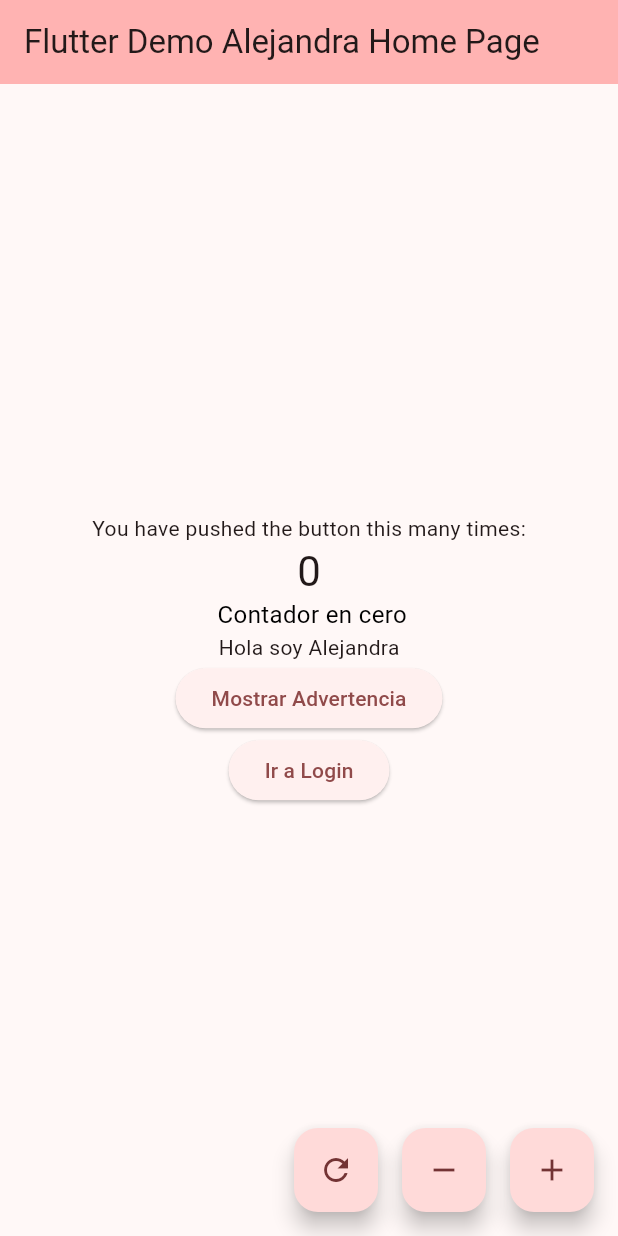
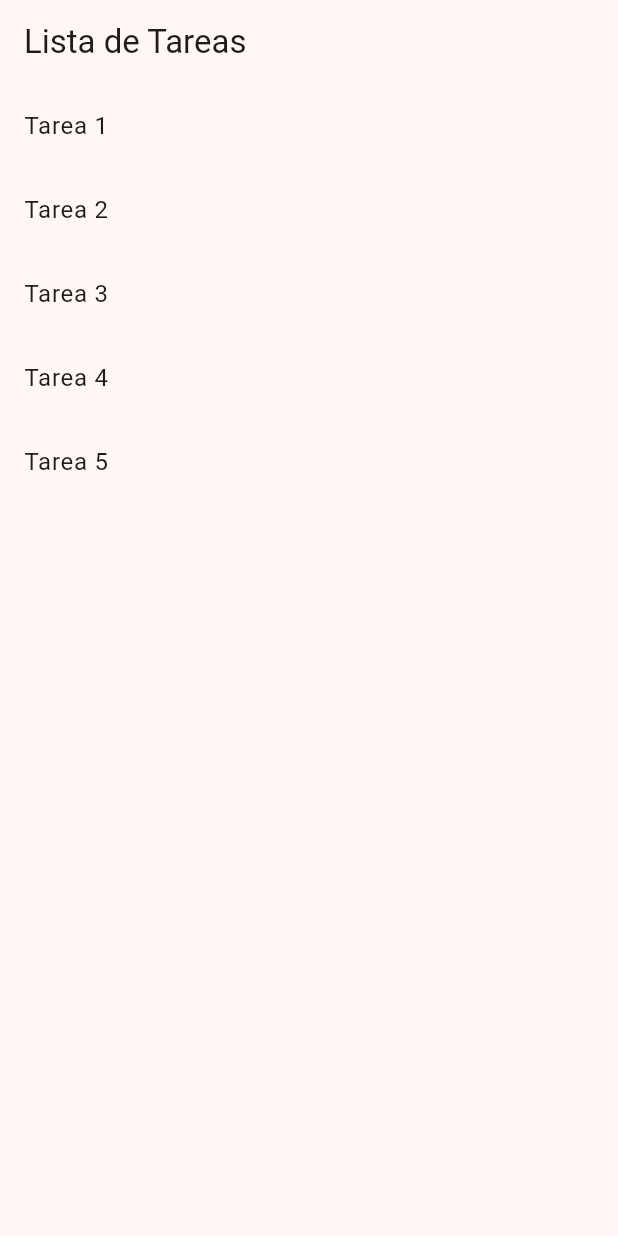
Before and after one commit to arincassia/abaez-flutter001, a Flutter app: the screen it shows after launch, on a phone screen of 412 x 824 dp. Run offline on Flutter 3.47's test engine with Material 3 defaults, Android fonts, the phone set to English and light mode, and no system bars.

Commit message:
Establece una estructura básica de Clean Architecture con capas simuladas (data, domain, presentation) y externalizar textos en una clase de constantes

```diff
--- /dev/null
+++ b/lib/constans.dart
@@ -0,0 +1,5 @@
+class AppConstants {
+  static const String TITLE_APPBAR = 'Lista de Tareas';
+  static const String EMPTY_LIST = 'No hay tareas';
+  static const String TASK_TYPE_LABEL = 'Tipo: ';
+}
--- /dev/null
+++ b/lib/data/task_repository.dart
@@ -0,0 +1,13 @@
+import 'package:abaez/domain/task.dart';
+
+class TaskRepository {
+  List<Task> getTasks() {
+    return [
+      Task(title: 'Tarea 1', type:'urgente'),
+      Task(title: 'Tarea 2'),
+      Task(title: 'Tarea 3', type:'normal'),
+      Task(title: 'Tarea 4'),
+      Task(title: 'Tarea 5'),
+    ];
+  }
+}
--- /dev/null
+++ b/lib/domain/task.dart
@@ -0,0 +1,6 @@
+class Task {
+  final String title;
+  final String type;
+
+  Task({required this.title, this.type = 'normal'});
+}
--- a/lib/main.dart
+++ b/lib/main.dart
@@ -1,5 +1,6 @@
 import 'package:abaez/views/login_screen.dart';
 import 'package:flutter/material.dart';
+import 'presentation/task_screen.dart';
 
 void main() {
   runApp(const MyApp());
@@ -31,7 +32,8 @@ class MyApp extends StatelessWidget {
         // tested with just a hot reload.
         colorScheme: ColorScheme.fromSeed(seedColor: const Color.fromARGB(255, 254, 70, 85)),
       ),
-      home: const MyHomePage(title: 'Flutter Demo Alejandra Home Page '),
+    //  home: const MyHomePage(title: 'Flutter Demo Alejandra Home Page '),
+      home: TaskScreen(),
     );
   }
 }
--- /dev/null
+++ b/lib/presentation/task_screen.dart
@@ -0,0 +1,26 @@
+import 'package:flutter/material.dart';
+import 'package:abaez/constans.dart';
+import 'package:abaez/data/task_repository.dart';
+
+class TaskScreen extends StatelessWidget {
+  @override
+  Widget build(BuildContext context) {
+    final taskRepository = TaskRepository();
+    final tasks = taskRepository.getTasks();
+
+    return Scaffold(
+      appBar: AppBar(title: Text(AppConstants.TITLE_APPBAR)),
+      body: tasks.isNotEmpty
+          ? ListView.builder(
+              itemCount: tasks.length,
+              itemBuilder: (context, index) {
+                final task = tasks[index];
+                return ListTile(
+                  title: Text(task.title),
+                );
+              },
+            )
+          : Center(child: Text(AppConstants.EMPTY_LIST)),
+    );
+  }
+}
```
